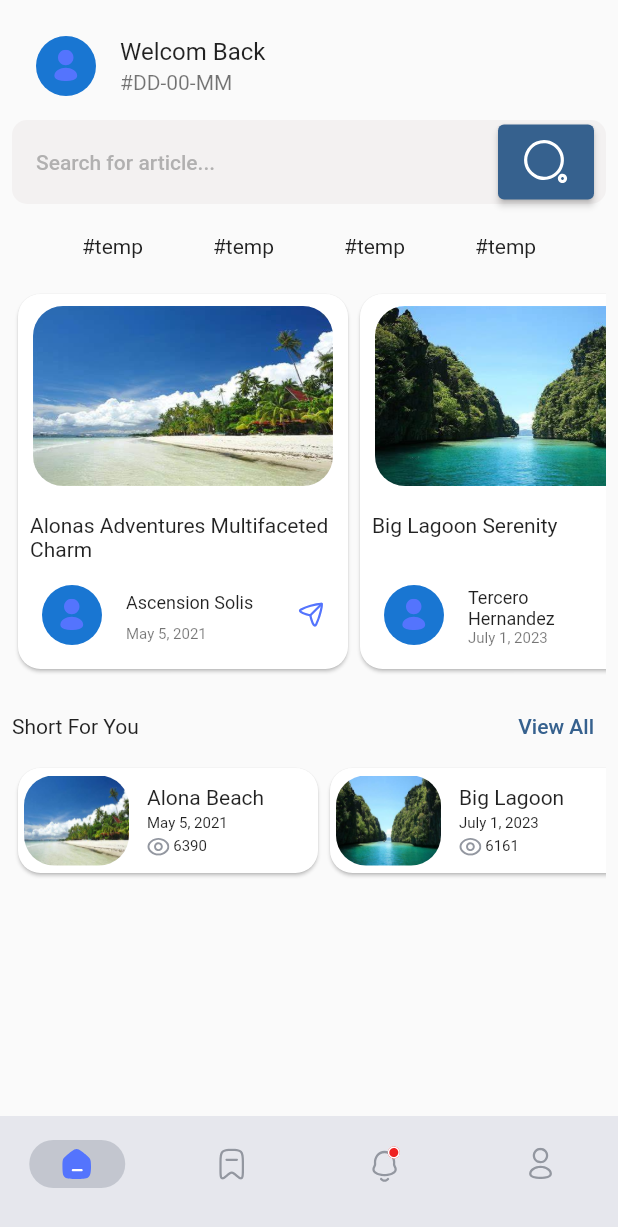
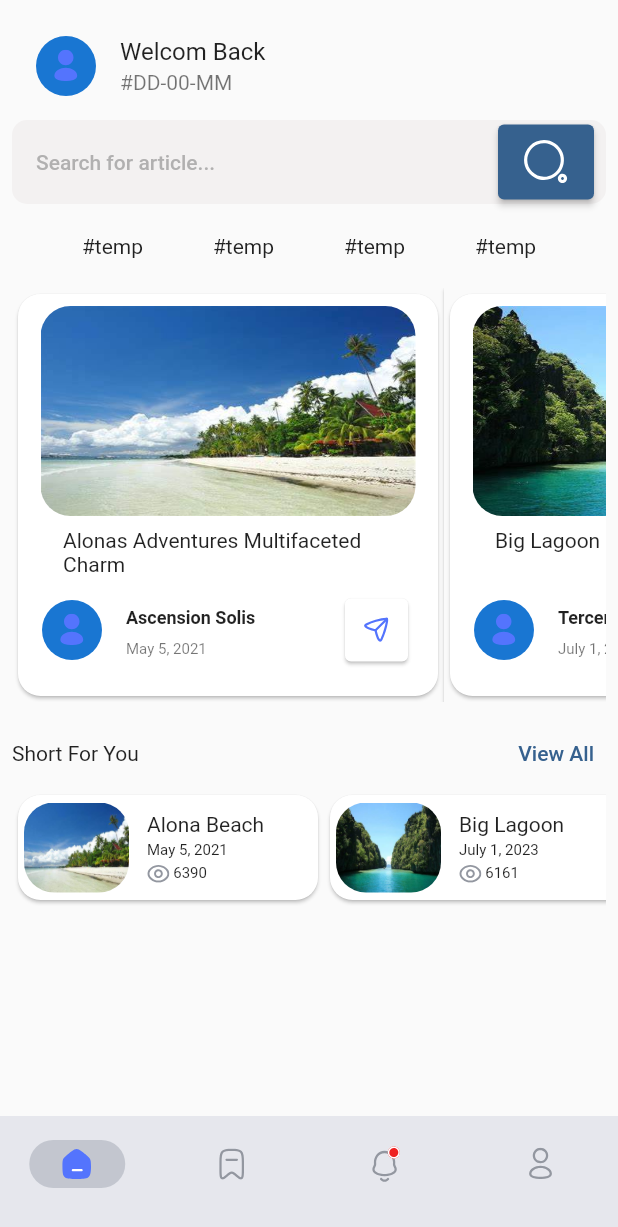
Before and after one commit to gjake122221/travel_news_app, a Flutter app: the screen it shows after launch, on a phone screen of 412 x 824 dp. Shown: the top 1227 px of the screen. Run offline on Flutter 3.47's test engine with Material 2 defaults, Android fonts, the phone set to English and light mode, and no system bars; our stand-ins replace flutter_svg.

Commit message:
Add bottuns to cardslayout

```diff
--- a/lib/layouts/largecardlayout.dart
+++ b/lib/layouts/largecardlayout.dart
@@ -22,12 +22,17 @@ class LargeCardLayout extends StatelessWidget {
   Widget build(BuildContext context) {
     List<Widget> largeCardLayout = [];
     Widget cardLayout(index) {
-      double bigcardWidth = 220;
-      double bigcardHeight = 250;
-      double imageWidth = 200;
-      double imageHeight = 120;
-      return Card(
-        shape: RoundedRectangleBorder(borderRadius: BorderRadius.circular(15)),
+      double bigcardWidth = 280;
+      double bigcardHeight = 268;
+      double imageWidth = 250;
+      double imageHeight = 140;
+      return GestureDetector(
+        onTap: () => print('image'),
+        child: Material(
+          elevation: 1,
+          child: Card(
+            shape:
+                RoundedRectangleBorder(borderRadius: BorderRadius.circular(15)),
             child: SizedBox(
               width: bigcardWidth,
               height: bigcardHeight,
@@ -48,7 +53,7 @@ class LargeCardLayout extends StatelessWidget {
                     ),
                   ),
                   Padding(
-                padding: const EdgeInsets.only(top: 10, right: 8, left: 8),
+                    padding: const EdgeInsets.only(top: 0, right: 30, left: 30),
                     child: SizedBox(
                       width: double.infinity,
                       height: 32,
@@ -66,15 +71,27 @@ class LargeCardLayout extends StatelessWidget {
                     ),
                     title: Text(
                       getUserName(index),
-                  style: TextStyle(fontSize: 12),
+                      style:
+                          TextStyle(fontSize: 12, fontWeight: FontWeight.bold),
                     ),
                     subtitle: Text('${post[index]['date']}',
                         style: TextStyle(fontSize: 10)),
-                trailing: SvgPicture.asset(
-                  getImage('icons/share_icon.svg'),
+                    trailing: SizedBox(
+                      width: 50,
+                      height: 50,
+                      child: Card(
+                        child: IconButton(
+                          icon: SvgPicture.asset(
+                              getImage('icons/share_icon.svg')),
+                          onPressed: () => print('share'),
                         ),
                       ),
+                    ),
+                    onTap: () => print('profile'),
+                  ),
                 ],
+              ),
+            ),
           ),
         ),
       );
--- a/lib/layouts/smallcardlayout.dart
+++ b/lib/layouts/smallcardlayout.dart
@@ -26,8 +26,11 @@ class SmallCardLayout extends StatelessWidget {
       double smallcardHeight = 70;
       double imageWidth = 70;
       double imageHeight = 60;
-      return Card(
-        shape: RoundedRectangleBorder(borderRadius: BorderRadius.circular(15)),
+      return GestureDetector(
+        onTap: () => print('image'),
+        child: Card(
+          shape:
+              RoundedRectangleBorder(borderRadius: BorderRadius.circular(15)),
           child: SizedBox(
             width: smallcardWidth,
             height: smallcardHeight,
@@ -75,6 +78,7 @@ class SmallCardLayout extends StatelessWidget {
               ],
             ),
           ),
+        ),
       );
     }
 
```
Lines whose indentation alone changed are shown as unchanged.
